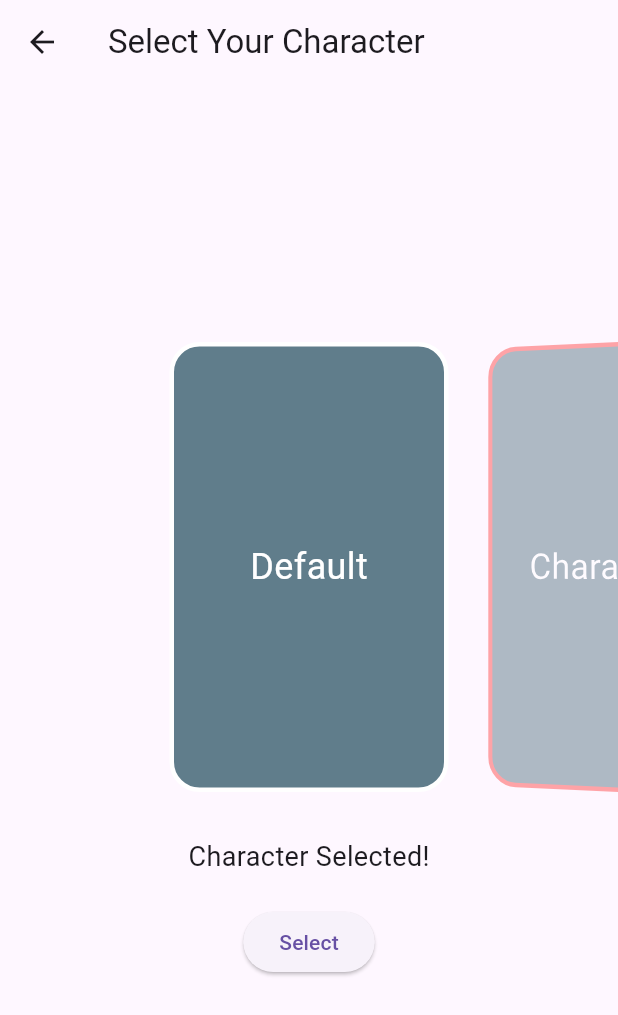
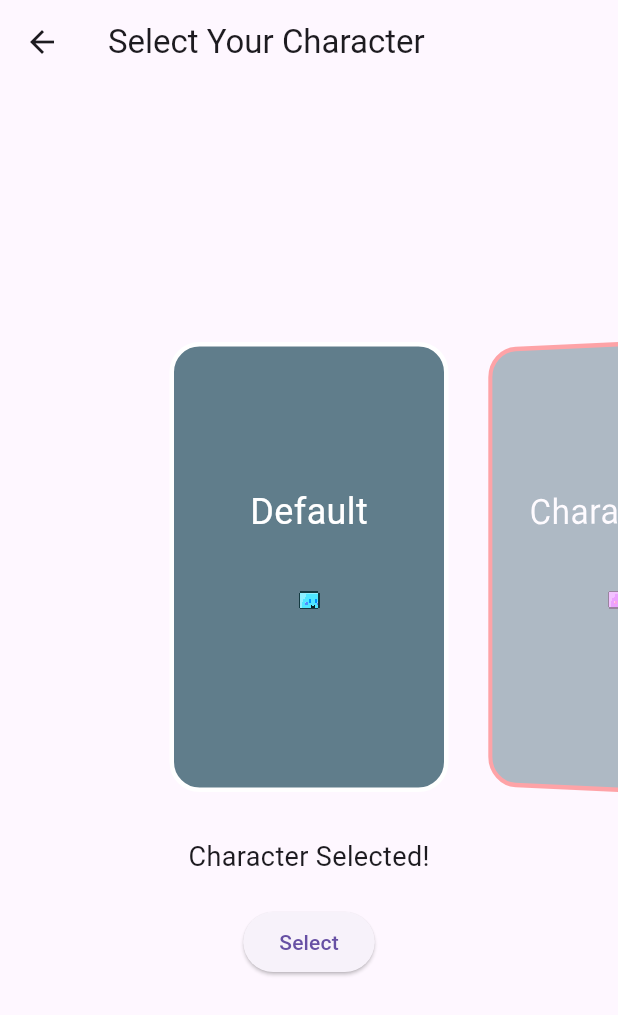
Before and after one commit to Azathulhu/FlutteringsTEST, a Flutter app: the CharacterSelectionPage screen opened directly, on a phone screen of 412 x 824 dp. Shown: the top 1015 px of the screen. Run offline on Flutter 3.47's test engine with Material 3 defaults, Android fonts, the phone set to English and light mode, and no system bars; our stand-ins replace supabase_flutter; missing offline and left inert: flame; accounts and stored records are empty.

Commit message:
Update character_selection_page.dart

```diff
--- a/lib/pages/character_selection_page.dart
+++ b/lib/pages/character_selection_page.dart
@@ -1,5 +1,4 @@
 import 'package:flutter/material.dart';
-import 'home_page.dart';
 
 class CharacterSelectionPage extends StatefulWidget {
   @override
@@ -11,7 +10,7 @@ class _CharacterSelectionPageState extends State<CharacterSelectionPage> {
   int currentPage = 0;
 
   final List<String> characters = [
-    "Default", // unlocked by default
+    "Default",
     "Character 2",
     "Character 3",
     "Character 4",
@@ -22,6 +21,14 @@ class _CharacterSelectionPageState extends State<CharacterSelectionPage> {
     false,
     false,
     false,
+  ];
+
+  // Placeholder sprite for each character (replace with actual sprites later)
+  final List<String> characterSprites = [
+    'assets/character sprites/fluttering1.png',
+    'assets/character sprites/fluttering2.png',
+    'assets/character sprites/fluttering3.png',
+    'assets/character sprites/fluttering4.png',
   ];
 
   @override
@@ -38,14 +45,13 @@ class _CharacterSelectionPageState extends State<CharacterSelectionPage> {
               itemCount: characters.length,
               onPageChanged: (index) => setState(() => currentPage = index),
               itemBuilder: (context, index) {
-                // 3D rotation effect
                 double scale = index == currentPage ? 1.0 : 0.7;
                 double angle = (index - currentPage) * 0.3;
 
                 return Transform(
                   alignment: Alignment.center,
                   transform: Matrix4.identity()
-                    ..setEntry(3, 2, 0.001) // perspective
+                    ..setEntry(3, 2, 0.001)
                     ..rotateY(angle),
                   child: Opacity(
                     opacity: unlocked[index] ? 1.0 : 0.5,
@@ -59,14 +65,24 @@ class _CharacterSelectionPageState extends State<CharacterSelectionPage> {
                           width: 3,
                         ),
                       ),
-                      child: Center(
-                        child: Text(
-                          characters[index],
-                          style: TextStyle(
-                            fontSize: 24,
-                            color: Colors.white,
+                      child: Column(
+                        mainAxisAlignment: MainAxisAlignment.center,
+                        children: [
+                          Text(
+                            characters[index],
+                            style: TextStyle(
+                              fontSize: 24,
+                              color: Colors.white,
+                            ),
                           ),
-                        ),
+                          SizedBox(height: 10),
+                          Image.asset(
+                            characterSprites[index],
+                            width: 64, // scale 16x16 pixel sprite
+                            height: 64,
+                            filterQuality: FilterQuality.none, // keep pixelated
+                          ),
+                        ],
                       ),
                     ),
                   ),
```
